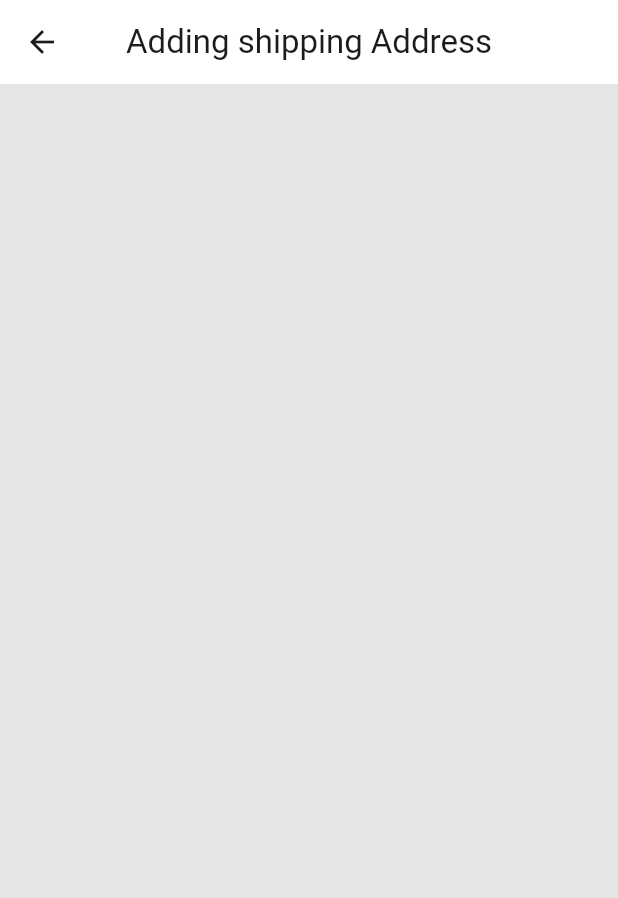
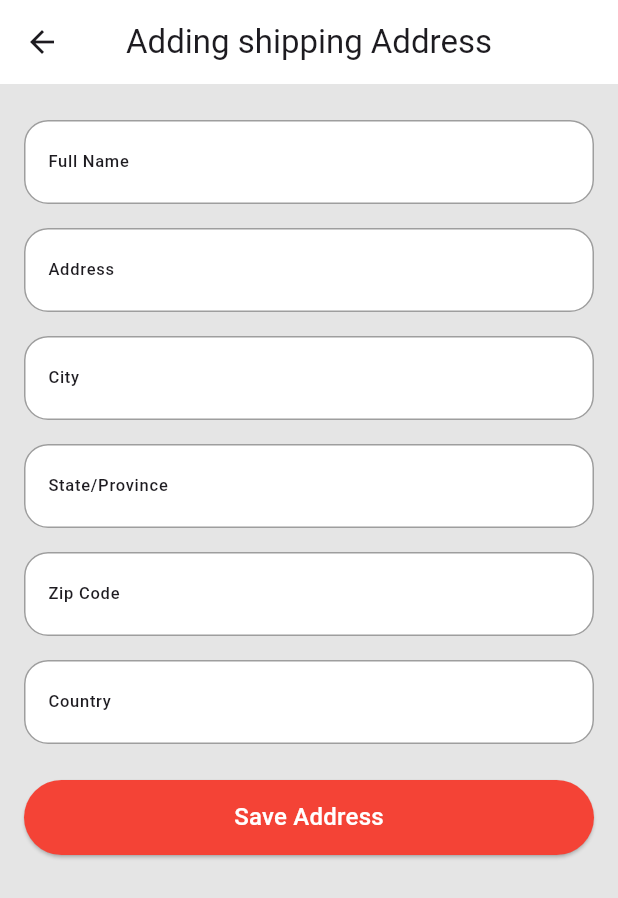
Before and after one commit to Mostafa-Noaman/shoopy, a Flutter app: the CheckoutPage screen opened directly, after a tap on "Add a new address.", on a phone screen of 412 x 824 dp. Shown: the top 898 px of the screen. Run offline on Flutter 3.47's test engine with Material 3 defaults, Android fonts, the phone set to English and light mode, and no system bars; our stand-ins replace cloud_firestore, firebase_auth, firebase_core, flutter_rating_bar, persistent_bottom_nav_bar; accounts and stored records are empty; network calls fail.

Commit message:
Feature -> shipping address UI and logic

```diff
--- a/lib/views/pages/checkout/add_shipping_Address_page.dart
+++ b/lib/views/pages/checkout/add_shipping_Address_page.dart
@@ -1,4 +1,10 @@
 import 'package:flutter/material.dart';
+import 'package:provider/provider.dart';
+import 'package:shooppyy/controllers/database_controller.dart';
+import 'package:shooppyy/models/shipping_address.dart';
+import 'package:shooppyy/utilities/constants.dart';
+import 'package:shooppyy/views/widgets/main_button.dart';
+import 'package:shooppyy/views/widgets/main_dialog.dart';
 
 class AddShippingAddressPage extends StatefulWidget {
   const AddShippingAddressPage({super.key});
@@ -8,12 +14,141 @@ class AddShippingAddressPage extends StatefulWidget {
 }
 
 class _AddShippingAddressPageState extends State<AddShippingAddressPage> {
+  final GlobalKey<FormState> _formKey = GlobalKey();
+  final _fulNameController = TextEditingController();
+  final _addressController = TextEditingController();
+  final _cityController = TextEditingController();
+  final _stateController = TextEditingController();
+  final _zipCodeController = TextEditingController();
+  final _countryController = TextEditingController();
+
+  @override
+  void dispose() {
+    super.dispose();
+    _fulNameController.dispose();
+    _addressController.dispose();
+    _cityController.dispose();
+    _stateController.dispose();
+    _zipCodeController.dispose();
+    _countryController.dispose();
+  }
+
+  Future<void> _submit(Database database) async {
+    try {
+      if (_formKey.currentState!.validate()) {
+        final address = ShippingAddress(
+          id: documentIdFromLocalData(),
+          fullName: _fulNameController.text.trim(),
+          country: _countryController.text.trim(),
+          address: _addressController.text.trim(),
+          city: _cityController.text.trim(),
+          state: _stateController.text.trim(),
+          zipCode: _zipCodeController.text.trim(),
+        );
+        await database.saveAddress(address);
+        if (!mounted) return;
+        Navigator.of(context).pop();
+      }
+    } catch (e) {
+      MainDialog(
+          context: context,
+          title: 'Error',
+          content: 'Couldn\'t set address,please try again later');
+    }
+  }
+
   @override
   Widget build(BuildContext context) {
+    final database = Provider.of<Database>(context);
     return Scaffold(
       appBar: AppBar(
-        title: Text('Adding shipping Address'),
+        title: const Text('Adding shipping Address'),
         centerTitle: true,
+      ),
+      body: SingleChildScrollView(
+        child: Form(
+          key: _formKey,
+          child: Padding(
+            padding:
+                const EdgeInsets.symmetric(horizontal: 16.0, vertical: 24.0),
+            child: Column(
+              children: [
+                TextFormField(
+                  controller: _fulNameController,
+                  decoration: const InputDecoration(
+                    labelText: 'Full Name',
+                    fillColor: Colors.white,
+                    filled: true,
+                  ),
+                  validator: (value) =>
+                      value!.isNotEmpty ? null : 'Please enter your name',
+                ),
+                const SizedBox(height: 16),
+                TextFormField(
+                  controller: _addressController,
+                  decoration: const InputDecoration(
+                    labelText: 'Address',
+                    fillColor: Colors.white,
+                    filled: true,
+                  ),
+                  validator: (value) =>
+                      value!.isNotEmpty ? null : 'Please enter your address',
+                ),
+                const SizedBox(height: 16),
+                TextFormField(
+                  controller: _cityController,
+                  decoration: const InputDecoration(
+                    labelText: 'City',
+                    fillColor: Colors.white,
+                    filled: true,
+                  ),
+                  validator: (value) =>
+                      value!.isNotEmpty ? null : 'Please enter your city',
+                ),
+                const SizedBox(height: 16),
+                TextFormField(
+                  controller: _stateController,
+                  decoration: const InputDecoration(
+                    labelText: 'State/Province',
+                    fillColor: Colors.white,
+                    filled: true,
+                  ),
+                  validator: (value) =>
+                      value!.isNotEmpty ? null : 'Please enter your state',
+                ),
+                const SizedBox(height: 16),
+                TextFormField(
+                  controller: _zipCodeController,
+                  decoration: const InputDecoration(
+                    labelText: 'Zip Code',
+                    fillColor: Colors.white,
+                    filled: true,
+                  ),
+                  validator: (value) =>
+                      value!.isNotEmpty ? null : 'Please enter your zip code',
+                ),
+                const SizedBox(height: 16),
+                TextFormField(
+                  controller: _countryController,
+                  decoration: const InputDecoration(
+                    labelText: 'Country',
+                    fillColor: Colors.white,
+                    filled: true,
+                  ),
+                  validator: (value) =>
+                      value!.isNotEmpty ? null : 'Please enter your country',
+                ),
+                const SizedBox(height: 24),
+                MainButton(
+                  text: 'Save Address',
+                  onTap: () {
+                    _submit(database);
+                  },
+                ),
+              ],
+            ),
+          ),
+        ),
       ),
     );
   }
--- a/lib/views/pages/checkout/checkout_page.dart
+++ b/lib/views/pages/checkout/checkout_page.dart
@@ -63,7 +63,10 @@ class CheckoutPage extends StatelessWidget {
                           ),
                         );
                       }
-                      return const ShippingAddressComponent();
+                      final shippingAddressVariable = shippingAddresses.first;
+                      return ShippingAddressComponent(
+                        shippingAddress: shippingAddressVariable,
+                      );
                     }
                     return const Center(
                       child: CircularProgressIndicator.adaptive(),
--- a/lib/views/widgets/checkout/shipping_address_component.dart
+++ b/lib/views/widgets/checkout/shipping_address_component.dart
@@ -1,7 +1,9 @@
 import 'package:flutter/material.dart';
+import 'package:shooppyy/models/shipping_address.dart';
 
 class ShippingAddressComponent extends StatelessWidget {
-  const ShippingAddressComponent({super.key});
+  const ShippingAddressComponent({super.key, required this.shippingAddress});
+  final ShippingAddress shippingAddress;
 
   @override
   Widget build(BuildContext context) {
@@ -18,7 +20,7 @@ class ShippingAddressComponent extends StatelessWidget {
               mainAxisAlignment: MainAxisAlignment.spaceBetween,
               children: [
                 Text(
-                  'Full Name',
+                  shippingAddress.fullName,
                   style: Theme.of(context).textTheme.bodyLarge,
                 ),
                 InkWell(
@@ -35,11 +37,11 @@ class ShippingAddressComponent extends StatelessWidget {
             ),
             const SizedBox(height: 8),
             Text(
-              'street address',
+              shippingAddress.address,
               style: Theme.of(context).textTheme.bodyMedium,
             ),
             Text(
-              'city address',
+              '${shippingAddress.city},${shippingAddress.state},${shippingAddress.country}',
               style: Theme.of(context).textTheme.bodyMedium,
             ),
           ],
```
